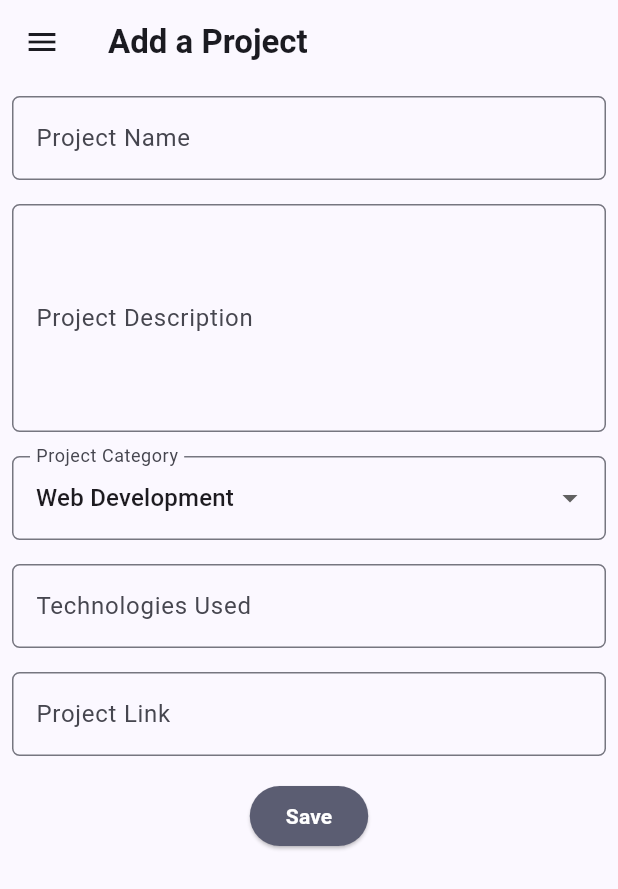
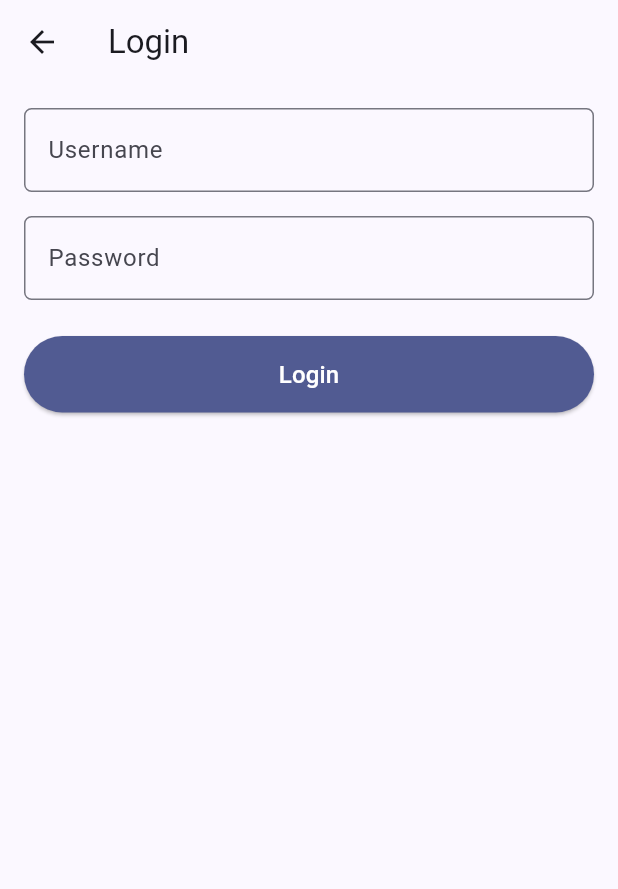
Before and after one commit to kingrdl17/myportofolio_mobile, a Flutter app: the LeftDrawer widget shown alone on an empty page, opened directly, after a tap on "Home", after a tap on "Add Project", on a phone screen of 412 x 824 dp. Shown: the top 889 px of the screen. Run offline on Flutter 3.47's test engine with Material 3 defaults, Android fonts, the phone set to English and light mode, and no system bars; drawn by our look-alikes of dynamic_color; our stand-ins replace google_fonts, material_ui; generated files the repository leaves out were written again.

Commit message:
tutorial 10

```diff
--- a/analysis_options.yaml
+++ b/analysis_options.yaml
@@ -18,6 +18,7 @@ analyzer:
     - windows/**
     - macos/**
     - linux/**
+    - "**/*.g.dart"
 
 linter:
   # The lint rules applied to this project can be customized in the
--- /dev/null
+++ b/lib/screens/login_screen.dart
@@ -0,0 +1,115 @@
+import 'package:flutter/material.dart';
+import 'package:myportofolio_mobile/services/api_client.dart';
+import 'package:myportofolio_mobile/services/auth_state.dart';
+import 'package:provider/provider.dart';
+
+class LoginScreen extends StatefulWidget {
+  const LoginScreen({super.key});
+
+  @override
+  State<LoginScreen> createState() => _LoginScreenState();
+}
+
+class _LoginScreenState extends State<LoginScreen> {
+  final _formKey = GlobalKey<FormState>();
+  String _username = '';
+  String _password = '';
+  bool _isSubmitting = false;
+
+  Future<void> _submit() async {
+    if (!_formKey.currentState!.validate()) return;
+    setState(() {
+      _isSubmitting = true;
+    });
+
+    try {
+      await context.read<AuthState>().login(_username, _password);
+      if (!mounted) return;
+      Navigator.pop(context, true);
+    } on ApiException catch (e) {
+      if (!mounted) return;
+      ScaffoldMessenger.of(context).showSnackBar(
+        SnackBar(
+          content: Text(
+            'Login failed (${e.statusCode}): Wrong username or password',
+          ),
+        ),
+      );
+    } catch (e) {
+      if (!mounted) return;
+      ScaffoldMessenger.of(context)
+          .showSnackBar(SnackBar(content: Text('Error: $e')));
+    } finally {
+      if (mounted) {
+        setState(() {
+          _isSubmitting = false;
+        });
+      }
+    }
+  }
+
+  @override
+  Widget build(BuildContext context) {
+    return Scaffold(
+      appBar: AppBar(title: const Text('Login')),
+      body: Form(
+        key: _formKey,
+        child: SingleChildScrollView(
+          padding: const EdgeInsets.all(16),
+          child: Column(
+            crossAxisAlignment: CrossAxisAlignment.stretch,
+            children: [
+              TextFormField(
+                decoration: InputDecoration(
+                  hintText: 'Username',
+                  labelText: 'Username',
+                  border: OutlineInputBorder(
+                    borderRadius: BorderRadius.circular(5),
+                  ),
+                ),
+                onChanged: (val) => _username = val,
+                validator: (val) => (val == null || val.isEmpty)
+                    ? 'Username cannot be empty!'
+                    : null,
+              ),
+              const SizedBox(height: 16),
+              TextFormField(
+                obscureText: true,
+                decoration: InputDecoration(
+                  hintText: 'Password',
+                  labelText: 'Password',
+                  border: OutlineInputBorder(
+                    borderRadius: BorderRadius.circular(5),
+                  ),
+                ),
+                onChanged: (val) => _password = val,
+                validator: (val) => (val == null || val.isEmpty)
+                    ? 'Password cannot be empty!'
+                    : null,
+              ),
+              const SizedBox(height: 24),
+              ElevatedButton(
+                style: ElevatedButton.styleFrom(
+                  backgroundColor: Theme.of(context).colorScheme.primary,
+                  foregroundColor: Colors.white,
+                  padding: const EdgeInsets.symmetric(vertical: 14),
+                ),
+                onPressed: _isSubmitting ? null : _submit,
+                child: _isSubmitting
+                    ? const SizedBox(
+                        height: 20,
+                        width: 20,
+                        child: CircularProgressIndicator(
+                          strokeWidth: 2,
+                          color: Colors.white,
+                        ),
+                      )
+                    : const Text('Login', style: TextStyle(fontSize: 16)),
+              ),
+            ],
+          ),
+        ),
+      ),
+    );
+  }
+}
--- /dev/null
+++ b/lib/services/api_client.dart
@@ -0,0 +1,68 @@
+import 'dart:convert';
+
+import 'package:http/http.dart' as http;
+import 'package:myportofolio_mobile/config.dart';
+import 'package:myportofolio_mobile/models/project.dart';
+
+class ApiException implements Exception {
+  const ApiException(this.statusCode, this.message);
+  final int statusCode;
+  final String message;
+
+  @override
+  String toString() => 'ApiException($statusCode): $message';
+}
+
+class ApiClient {
+  ApiClient({http.Client? client, this.baseUrl = apiBaseUrl})
+    : _client = client ?? http.Client();
+
+  final http.Client _client;
+  final String baseUrl;
+
+  Uri _uri(String path) => Uri.parse('$baseUrl$path');
+
+  void _ensureSuccess(http.Response response) {
+    if (response.statusCode >= 200 && response.statusCode < 300) {
+      return;
+    }
+    throw ApiException(response.statusCode, response.body);
+  }
+
+  Future<Project> createProject(
+    Project project, {
+    required String token,
+  }) async {
+    final response = await _client.post(
+      _uri('/api/v1/projects/'),
+      headers: {
+        'Accept': 'application/json',
+        'Content-Type': 'application/json; charset=UTF-8',
+        'Authorization': 'Token $token',
+      },
+      body: jsonEncode(project.toJson()),
+    );
+    _ensureSuccess(response);
+    final decoded = jsonDecode(response.body) as Map<String, dynamic>;
+    return Project.fromJson(decoded);
+  }
+
+  Future<String> obtainToken(String username, String password) async {
+    final response = await _client.post(
+      _uri('/api/v1/auth/token/'),
+      headers: {'Content-Type': 'application/json'},
+      body: jsonEncode({'username': username, 'password': password}),
+    );
+    _ensureSuccess(response);
+    final decoded = jsonDecode(response.body) as Map<String, dynamic>;
+    return decoded['token'] as String;
+  }
+
+  Future<void> logout({required String token}) async {
+    final response = await _client.post(
+      _uri('/api/v1/auth/logout/'),
+      headers: {'Authorization': 'Token $token'},
+    );
+    _ensureSuccess(response);
+  }
+}
--- /dev/null
+++ b/lib/services/auth_state.dart
@@ -0,0 +1,31 @@
+import 'package:flutter/foundation.dart';
+import 'package:myportofolio_mobile/services/api_client.dart';
+
+class AuthState extends ChangeNotifier {
+  AuthState(this._apiClient, {String? initialToken}) : _token = initialToken;
+
+  final ApiClient _apiClient;
+  String? _token;
+
+  String? get token => _token;
+  bool get isLoggedIn => _token != null;
+
+  Future<void> login(String username, String password) async {
+    _token = await _apiClient.obtainToken(username, password);
+    notifyListeners();
+  }
+
+  Future<void> logout() async {
+    final current = _token;
+    if (current == null) return;
+
+    try {
+      await _apiClient.logout(token: current);
+    } catch (_) {
+      // Tetap lanjutkan logout lokal jika request ke server gagal
+    } finally {
+      _token = null;
+      notifyListeners();
+    }
+  }
+}
--- /dev/null
+++ b/lib/widgets/auth_guard.dart
@@ -0,0 +1,15 @@
+import 'package:flutter/material.dart';
+import 'package:myportofolio_mobile/screens/login_screen.dart';
+import 'package:myportofolio_mobile/services/auth_state.dart';
+import 'package:provider/provider.dart';
+
+Future<bool> ensureLoggedIn(BuildContext context) async {
+  if (context.read<AuthState>().isLoggedIn) {
+    return true;
+  }
+  final loggedIn = await Navigator.push<bool>(
+    context,
+    MaterialPageRoute(builder: (context) => const LoginScreen()),
+  );
+  return loggedIn ?? false;
+}
--- a/lib/widgets/cards.dart
+++ b/lib/widgets/cards.dart
@@ -3,6 +3,9 @@ import 'package:flutter/services.dart';
 import 'package:myportofolio_mobile/screens/project_form.dart';
 import 'package:myportofolio_mobile/screens/post_form.dart';
 import 'package:myportofolio_mobile/screens/menu.dart';
+import 'package:provider/provider.dart';
+import 'package:myportofolio_mobile/services/auth_state.dart';
+import 'package:myportofolio_mobile/widgets/auth_guard.dart';
 
 //sections containing cards
 class PortfolioSection extends StatelessWidget {
@@ -69,17 +72,36 @@ class PortfolioActionCard extends StatelessWidget {
       child: InkWell(
         onTapDown: (_) => HapticFeedback.selectionClick(),
         onTapUp: (_) => HapticFeedback.lightImpact(),
-        onTap: () {
+        onTap: () async {
           if (item.name == 'Add Project') {
-            Navigator.push(
-              context,
-              MaterialPageRoute(builder: (context) => const ProjectFormPage()),
-            );
+            final ok = await ensureLoggedIn(context);
+            if (ok && context.mounted) {
+              Navigator.push(
+                context,
+                MaterialPageRoute(
+                  builder: (context) => const ProjectFormPage(),
+                ),
+              );
+            }
           } else if (item.name == 'New Post') {
             Navigator.push(
               context,
               MaterialPageRoute(builder: (context) => const PostFormPage()),
             );
+          } else if (item.name == 'Log out') {
+            final auth = context.read<AuthState>();
+            if (auth.isLoggedIn) {
+              await auth.logout();
+              if (context.mounted) {
+                ScaffoldMessenger.of(context).showSnackBar(
+                  const SnackBar(content: Text('Logged out successfully')),
+                );
+              }
+            } else {
+              ScaffoldMessenger.of(context).showSnackBar(
+                const SnackBar(content: Text('You are not logged in')),
+              );
+            }
           } else {
             _showItemFeedback(context, item);
           }
--- a/lib/widgets/left_drawer.dart
+++ b/lib/widgets/left_drawer.dart
@@ -4,6 +4,10 @@ import 'package:myportofolio_mobile/screens/menu.dart';
 import 'package:myportofolio_mobile/screens/project_form.dart';
 import 'package:myportofolio_mobile/screens/post_form.dart';
 import 'package:google_fonts/google_fonts.dart';
+import 'package:provider/provider.dart';
+import 'package:myportofolio_mobile/screens/login_screen.dart';
+import 'package:myportofolio_mobile/services/auth_state.dart';
+import 'package:myportofolio_mobile/widgets/auth_guard.dart';
 
 // TODO: Impor halaman ProjectFormPage jika sudah dibuat
 
@@ -12,6 +16,7 @@ class LeftDrawer extends StatelessWidget {
 
   @override
   Widget build(BuildContext context) {
+    final isLoggedIn = context.watch<AuthState>().isLoggedIn;
     return Drawer(
       backgroundColor: Theme.of(context).colorScheme.surface,
       child: ListView(
@@ -56,18 +61,45 @@ class LeftDrawer extends StatelessWidget {
           ListTile(
             leading: const Icon(Icons.add_circle_outline),
             title: const Text('Add Project'),
-            // Navigasi ke halaman tambah proyek
-            onTap: () {
-              /*
-              TODO: Buatlah routing ke halaman ProjectFormPage yang akan dibuat nanti.
-              */
-              HapticFeedback.selectionClick();
-              Navigator.pushReplacement(
-                context,
-                MaterialPageRoute(builder: (context) => ProjectFormPage()),
-              );
+            onTap: () async {
+              final ok = await ensureLoggedIn(context);
+              if (ok && context.mounted) {
+                Navigator.pushReplacement(
+                  context,
+                  MaterialPageRoute(
+                    builder: (context) => const ProjectFormPage(),
+                  ),
+                );
+              }
             },
           ),
+          // Login / Logout dinamis
+          if (!isLoggedIn)
+            ListTile(
+              leading: const Icon(Icons.login),
+              title: const Text('Login'),
+              onTap: () {
+                Navigator.pop(context);
+                Navigator.push(
+                  context,
+                  MaterialPageRoute(builder: (context) => const LoginScreen()),
+                );
+              },
+            )
+          else
+            ListTile(
+              leading: const Icon(Icons.logout),
+              title: const Text('Logout'),
+              onTap: () async {
+                await context.read<AuthState>().logout();
+                if (context.mounted) {
+                  Navigator.pop(context);
+                  ScaffoldMessenger.of(context).showSnackBar(
+                    const SnackBar(content: Text('Logged out successfully')),
+                  );
+                }
+              },
+            ),
           ListTile(
             leading: const Icon(Icons.create_outlined),
             title: const Text('New Post'),
--- a/pubspec.yaml
+++ b/pubspec.yaml
@@ -38,6 +38,9 @@ dependencies:
   dynamic_color: ^1.8.1
   fluttertoast: ^10.0.2
   google_fonts: ^8.1.0
+  http: ^1.6.0
+  provider: ^6.1.5+1
+  json_annotation: ^4.12.0
 
 dev_dependencies:
   flutter_test:
@@ -49,6 +52,8 @@ dev_dependencies:
   # package. See that file for information about deactivating specific lint
   # rules and activating additional ones.
   flutter_lints: ^6.0.0
+  build_runner: ^2.17.1
+  json_serializable: ^6.15.2
 
 # For information on the generic Dart part of this file, see the
 # following page: https://dart.dev/tools/pub/pubspec
```
Also changed, not shown: lib/config.dart (added, +8 -0 lines), lib/main.dart (+13 -1 lines), lib/models/project.dart (added, +44 -0 lines), lib/screens/project_form.dart (+50 -18 lines), .github/workflows/main.yaml (added), pubspec.lock, 2 other files.
